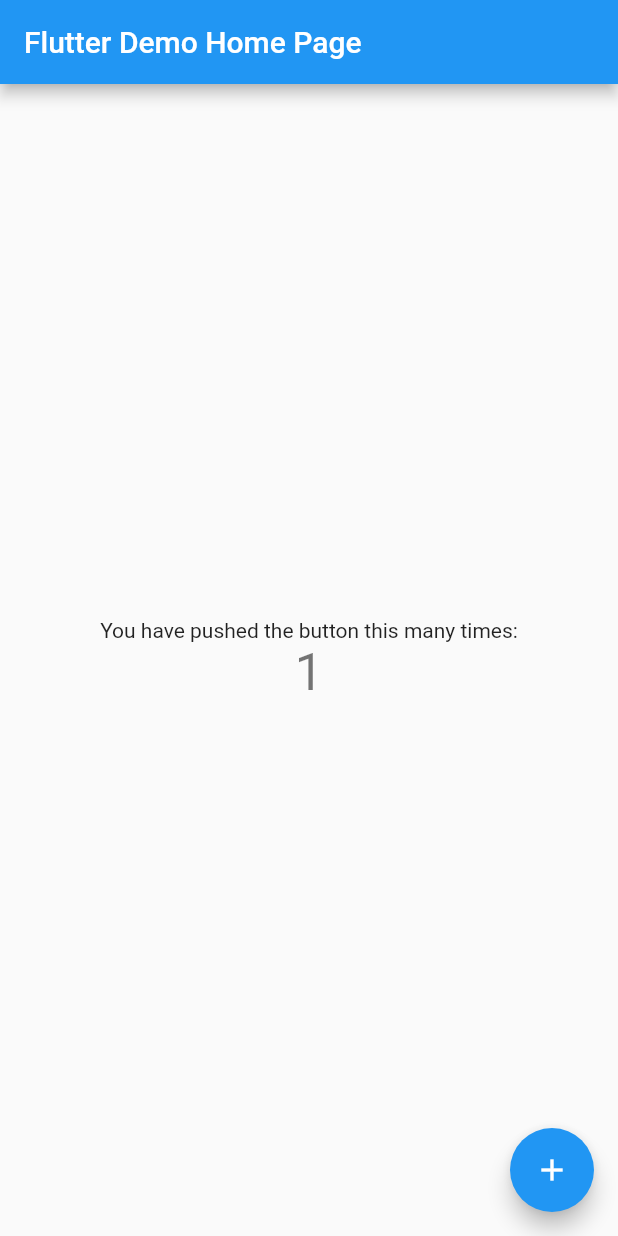
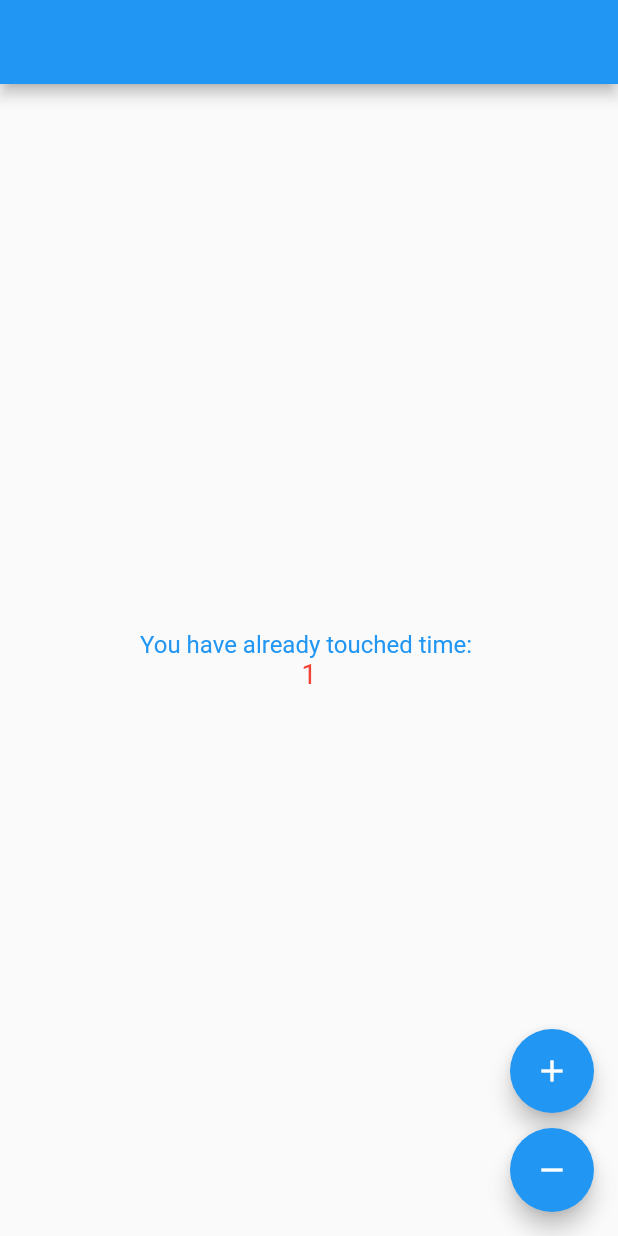
Before and after one commit to cuibap1907/flutter_implement_blocxdart, a Flutter app: the screen it shows after launch, after a tap on the "add" icon, on a phone screen of 412 x 824 dp. Run offline on Flutter 3.47's test engine with Material 2 defaults, Android fonts, the phone set to English and light mode, and no system bars.

Commit message:
+ add 2 button increase and decrease.

```diff
--- a/lib/main.dart
+++ b/lib/main.dart
@@ -1,111 +1,87 @@
 import 'package:flutter/material.dart';
+import 'package:flutter/material.dart' as prefix0;
 
-void main() => runApp(MyApp());
+void main() {
+  runApp(MyApp());
+}
 
 class MyApp extends StatelessWidget {
-  // This widget is the root of your application.
   @override
   Widget build(BuildContext context) {
     return MaterialApp(
-      title: 'Flutter Demo',
-      theme: ThemeData(
-        // This is the theme of your application.
-        //
-        // Try running your application with "flutter run". You'll see the
-        // application has a blue toolbar. Then, without quitting the app, try
-        // changing the primarySwatch below to Colors.green and then invoke
-        // "hot reload" (press "r" in the console where you ran "flutter run",
-        // or simply save your changes to "hot reload" in a Flutter IDE).
-        // Notice that the counter didn't reset back to zero; the application
-        // is not restarted.
+      title: "Bloc & dartx demo",
+      theme: new ThemeData(
         primarySwatch: Colors.blue,
       ),
-      home: MyHomePage(title: 'Flutter Demo Home Page'),
+      home: new MyHomePage(
+        title: "Demo rxDart Bloc.",
+      ),
     );
   }
 }
 
 class MyHomePage extends StatefulWidget {
-  MyHomePage({Key key, this.title}) : super(key: key);
+  final String title = "";
 
-  // This widget is the home page of your application. It is stateful, meaning
-  // that it has a State object (defined below) that contains fields that affect
-  // how it looks.
-
-  // This class is the configuration for the state. It holds the values (in this
-  // case the title) provided by the parent (in this case the App widget) and
-  // used by the build method of the State. Fields in a Widget subclass are
-  // always marked "final".
-
-  final String title;
+  MyHomePage({Key key, String title}) : super(key: key);
 
   @override
   _MyHomePageState createState() => _MyHomePageState();
 }
 
 class _MyHomePageState extends State<MyHomePage> {
-  int _counter = 0;
+  int _counternum = 0;
 
   void _incrementCounter() {
     setState(() {
-      // This call to setState tells the Flutter framework that something has
-      // changed in this State, which causes it to rerun the build method below
-      // so that the display can reflect the updated values. If we changed
-      // _counter without calling setState(), then the build method would not be
-      // called again, and so nothing would appear to happen.
-      _counter++;
+      _counternum++;
+    });
+  }
+
+  void _decrementCounter() {
+    setState(() {
+      _counternum--;
     });
   }
 
   @override
   Widget build(BuildContext context) {
-    // This method is rerun every time setState is called, for instance as done
-    // by the _incrementCounter method above.
-    //
-    // The Flutter framework has been optimized to make rerunning build methods
-    // fast, so that you can just rebuild anything that needs updating rather
-    // than having to individually change instances of widgets.
     return Scaffold(
-      appBar: AppBar(
-        // Here we take the value from the MyHomePage object that was created by
-        // the App.build method, and use it to set our appbar title.
-        title: Text(widget.title),
-      ),
+      appBar: AppBar(),
       body: Center(
-        // Center is a layout widget. It takes a single child and positions it
-        // in the middle of the parent.
         child: Column(
-          // Column is also layout widget. It takes a list of children and
-          // arranges them vertically. By default, it sizes itself to fit its
-          // children horizontally, and tries to be as tall as its parent.
-          //
-          // Invoke "debug painting" (press "p" in the console, choose the
-          // "Toggle Debug Paint" action from the Flutter Inspector in Android
-          // Studio, or the "Toggle Debug Paint" command in Visual Studio Code)
-          // to see the wireframe for each widget.
-          //
-          // Column has various properties to control how it sizes itself and
-          // how it positions its children. Here we use mainAxisAlignment to
-          // center the children vertically; the main axis here is the vertical
-          // axis because Columns are vertical (the cross axis would be
-          // horizontal).
           mainAxisAlignment: MainAxisAlignment.center,
           children: <Widget>[
             Text(
-              'You have pushed the button this many times:',
+              "You have already touched time: ",
+              style: TextStyle(color: Colors.blue, fontSize: 16),
             ),
             Text(
-              '$_counter',
-              style: Theme.of(context).textTheme.display1,
-            ),
+              "$_counternum",
+              style: TextStyle(fontSize: 18, color: Colors.red),
+            )
           ],
         ),
       ),
-      floatingActionButton: FloatingActionButton(
-        onPressed: _incrementCounter,
-        tooltip: 'Increment',
-        child: Icon(Icons.add),
-      ), // This trailing comma makes auto-formatting nicer for build methods.
+      floatingActionButton: Column(
+        mainAxisAlignment: MainAxisAlignment.end,
+        children: <Widget>[
+          Padding(
+            padding: EdgeInsets.only(bottom: 10),
+            child:
+            FloatingActionButton(
+              onPressed: _incrementCounter,
+              child: Icon(Icons.add),
+              tooltip: "increment counter",
+            ),
+          ),
+          FloatingActionButton(
+            onPressed: _decrementCounter,
+            child: Icon(Icons.remove),
+            tooltip: "decrement counter",
+          ),
+        ],
+      ),
     );
   }
 }
```
